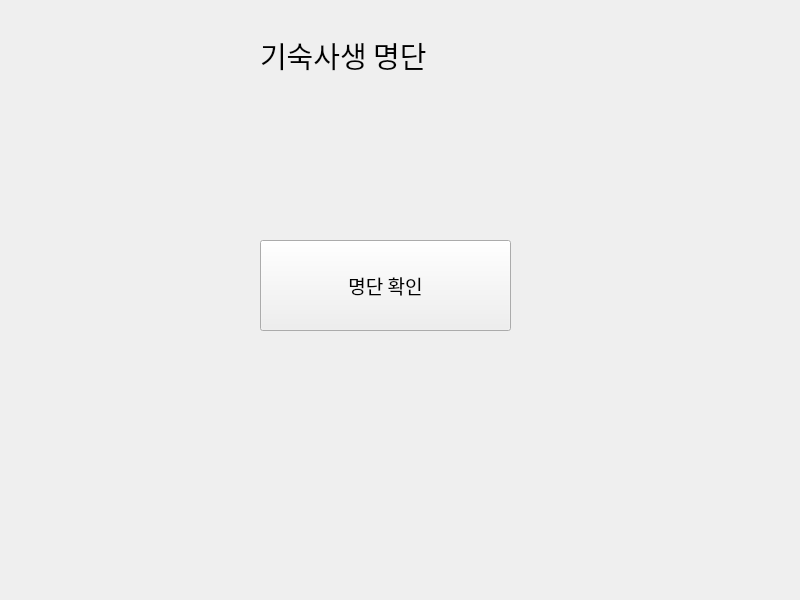
First picture: the form in list.ui, repository Hyemin-12/goingout-journal, before the edit.
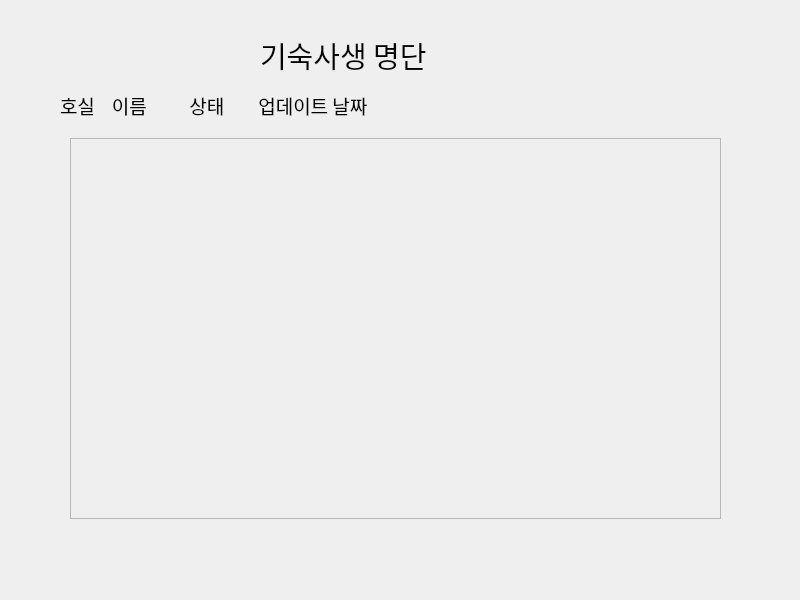
Second picture: the form after the edit.

Commit message: 명단 페이지에 scrollArea 지정

```diff
--- a/list.ui
+++ b/list.ui
@@ -32,13 +32,48 @@
     <string>기숙사생 명단</string>
    </property>
   </widget>
+  <widget class="QScrollArea" name="scrollArea">
+   <property name="geometry">
+    <rect>
+     <x>70</x>
+     <y>138</y>
+     <width>651</width>
+     <height>381</height>
+    </rect>
+   </property>
+   <property name="verticalScrollBarPolicy">
+    <enum>Qt::ScrollBarAsNeeded</enum>
+   </property>
+   <property name="horizontalScrollBarPolicy">
+    <enum>Qt::ScrollBarAlwaysOff</enum>
+   </property>
+   <property name="sizeAdjustPolicy">
+    <enum>QAbstractScrollArea::AdjustToContents</enum>
+   </property>
+   <property name="widgetResizable">
+    <bool>true</bool>
+   </property>
+   <property name="alignment">
+    <set>Qt::AlignCenter</set>
+   </property>
+   <widget class="QWidget" name="scrollAreaWidgetContents">
+    <property name="geometry">
+     <rect>
+      <x>0</x>
+      <y>0</y>
+      <width>649</width>
+      <height>379</height>
+     </rect>
+    </property>
+   </widget>
+  </widget>
   <widget class="QLabel" name="student_list">
    <property name="geometry">
     <rect>
-     <x>103</x>
-     <y>111</y>
-     <width>601</width>
-     <height>421</height>
+     <x>130</x>
+     <y>530</y>
+     <width>531</width>
+     <height>51</height>
     </rect>
    </property>
    <property name="font">
@@ -51,13 +86,13 @@
     <string/>
    </property>
   </widget>
-  <widget class="QPushButton" name="btn_show">
+  <widget class="QLabel" name="label_2">
    <property name="geometry">
     <rect>
-     <x>260</x>
-     <y>240</y>
-     <width>251</width>
-     <height>91</height>
+     <x>60</x>
+     <y>80</y>
+     <width>701</width>
+     <height>51</height>
     </rect>
    </property>
    <property name="font">
@@ -67,7 +102,7 @@
     </font>
    </property>
    <property name="text">
-    <string>명단 확인</string>
+    <string>호실    이름          상태        업데이트 날짜</string>
    </property>
   </widget>
  </widget>
```
Left out of the diff: 23 changed lines with no effect on the pictures. The commit also changes 3 other files.
